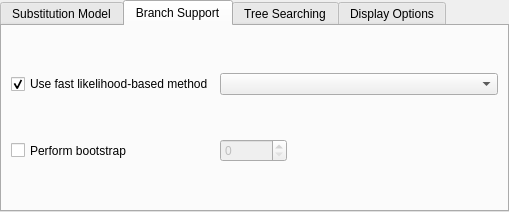
Before: the Qt Designer form src/plugins/external_tool_support/src/phyml/PhyMLDialog.ui in violethaze74/ugene, drawn with Qt 5.
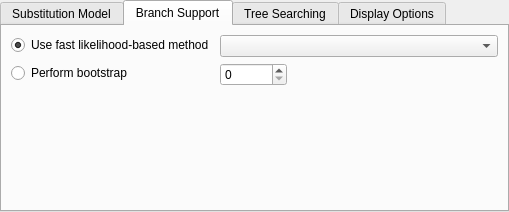
After: the same form once the commit is applied. The open tabs and pages were chosen to show the change. Custom widgets are drawn as their Qt base class.

Patch:
```diff
--- a/src/plugins/external_tool_support/src/phyml/PhyMLDialog.ui
+++ b/src/plugins/external_tool_support/src/phyml/PhyMLDialog.ui
@@ -30,7 +30,7 @@
   </property>
   <layout class="QVBoxLayout" name="verticalLayout">
    <property name="spacing">
-    <number>-1</number>
+    <number>6</number>
    </property>
    <property name="sizeConstraint">
     <enum>QLayout::SetMinAndMaxSize</enum>
@@ -310,13 +310,7 @@
         <enum>QFormLayout::ExpandingFieldsGrow</enum>
        </property>
        <item row="0" column="0">
-        <widget class="QCheckBox" name="fastMethodCheckbox">
-         <property name="sizePolicy">
-          <sizepolicy hsizetype="Minimum" vsizetype="MinimumExpanding">
-           <horstretch>0</horstretch>
-           <verstretch>0</verstretch>
-          </sizepolicy>
-         </property>
+        <widget class="QRadioButton" name="fastMethodCheckbox">
          <property name="text">
           <string>Use fast likelihood-based method</string>
          </property>
@@ -342,28 +336,16 @@
         </widget>
        </item>
        <item row="1" column="0">
-        <widget class="QCheckBox" name="bootstrapCheckBox">
-         <property name="sizePolicy">
-          <sizepolicy hsizetype="Minimum" vsizetype="Expanding">
-           <horstretch>0</horstretch>
-           <verstretch>0</verstretch>
-          </sizepolicy>
-         </property>
+        <widget class="QRadioButton" name="bootstrapCheckBox">
          <property name="text">
           <string>Perform bootstrap</string>
          </property>
-         <property name="checked">
-          <bool>false</bool>
-         </property>
-         <property name="autoExclusive">
-          <bool>true</bool>
-         </property>
         </widget>
        </item>
        <item row="1" column="1">
         <widget class="QSpinBox" name="bootstrapSpinBox">
          <property name="enabled">
-          <bool>false</bool>
+          <bool>true</bool>
          </property>
          <property name="toolTip">
           <string>It is the number of bootstrap replicates.</string>
```
Left out of the diff: 11 changed lines with no effect on the pictures.
